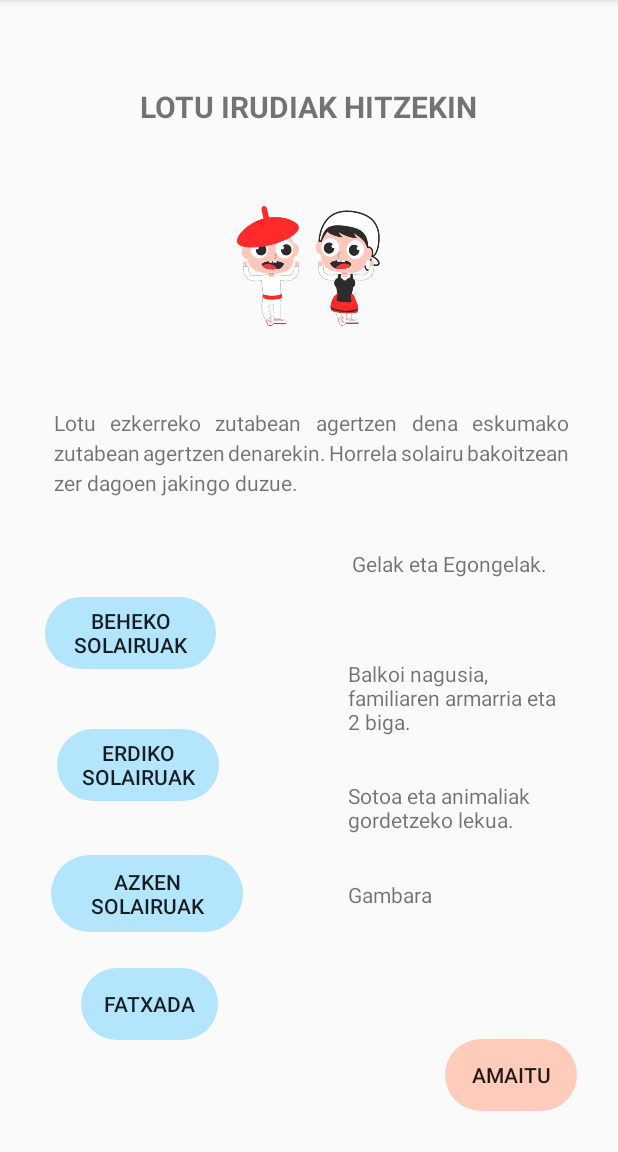
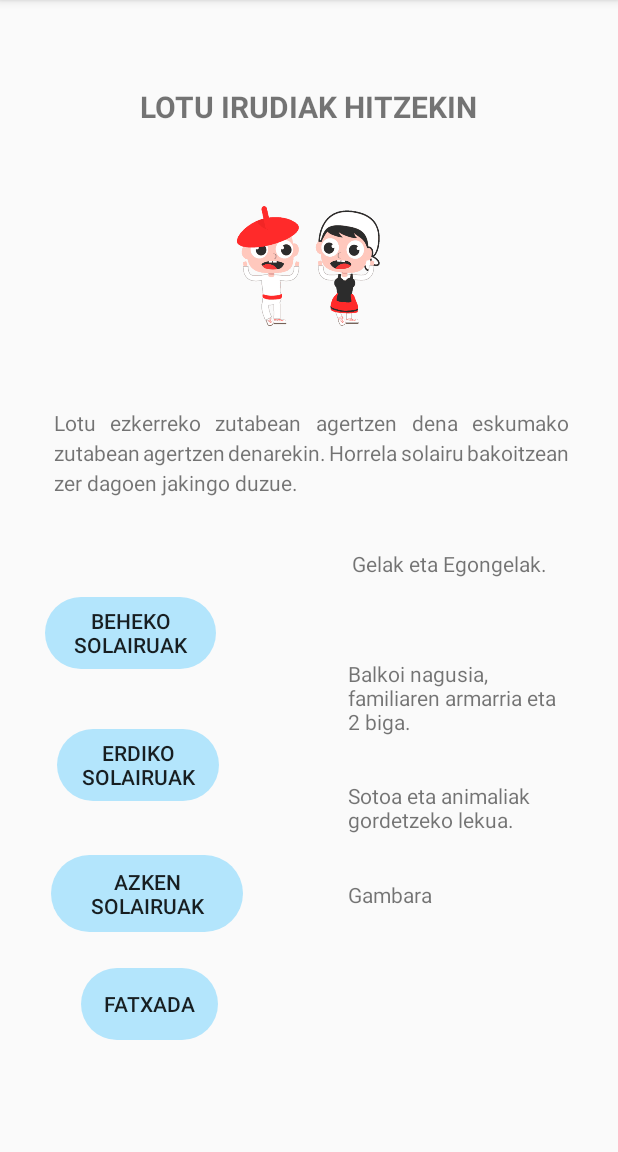
Before and after one commit to Oskar36/BalmApp, an Android app: the fragment f_jauregi_unirjuego placed in its activity, on a phone screen of 412 x 824 dp, the part 84-1236 px from its top. Run offline under Robolectric (Android 15) with nearby library versions, the phone set to English and light mode, and no system bars.

Commit message:
jaurregi y kolitza unir done

```diff
--- a/app/src/main/java/com/example/balmapp/Linea.kt
+++ b/app/src/main/java/com/example/balmapp/Linea.kt
@@ -67,8 +67,8 @@ class Linea @JvmOverloads constructor(context: Context?, attrs: AttributeSet? =
                         //img.background=resources.getDrawable(R.drawable.borde)
                         //button.isClickable=false
                         texto.isClickable=false
-                        NavFrag.contador++
-                        if(NavFrag.contador==4){
+                        NavFrag.contador--
+                        if(NavFrag.contador==0){
                             NavFrag.mostrarDialogoPersonalizado(layoutInflater!!,context!!,activity!!,view!!)
                         }
                     }else{
--- a/app/src/main/java/com/example/balmapp/NavFrag.kt
+++ b/app/src/main/java/com/example/balmapp/NavFrag.kt
@@ -140,7 +140,7 @@ class NavFrag {
             }
         }
         fun mostrarDialogoPersonalizado(layoutInflater:LayoutInflater,context: Context,activity:FragmentActivity,view: View){
-            Sharedapp.gune.gune="3.Gunea 2"
+
             AlertDialog.Builder(context, R.style.DialogBasicCustomStyle)
                 .setView(layoutInflater.inflate(R.layout.l_dialogofindejuego,null))
                 .setPositiveButton(R.string.txt_finalizar,
--- a/app/src/main/java/com/example/balmapp/f_jauregi_unir.kt
+++ b/app/src/main/java/com/example/balmapp/f_jauregi_unir.kt
@@ -32,8 +32,9 @@ class f_jauregi_unirjuego : Fragment() {
         return  binding.root
     }
     override fun onActivityCreated(savedInstanceState: Bundle?) {
+        Sharedapp.gune.gune="3.Gunea 2"
         super.onActivityCreated(savedInstanceState)
-        NavFrag.contador=0
+        NavFrag.contador=4
         //inicio de la animacion
         NavFrag.atras_lugar="Juego2"
         NavFrag.animacion_dantzaris(binding.imglogo)
@@ -56,12 +57,7 @@ class f_jauregi_unirjuego : Fragment() {
                 NavFrag.animacion_dantzaris(binding.imglogo)
             }
         }
-        binding.btnfinalizarjauregi.setOnClickListener {
-            //Abrir fragment repetir juego
-            mediaplayer!!.stop()
-            Sharedapp.gune.gune="3.Gunea 2"
-            mostrarDialogoPersonalizado()
-        }
+
         binding.txtTextoBehekoSolairuak.setOnClickListener{
             crearLinea(binding.txtTextoBehekoSolairuak,binding.txtTextoGelakEgongelak)
         }
--- a/app/src/main/java/com/example/balmapp/f_kolitza_sopaletras.kt
+++ b/app/src/main/java/com/example/balmapp/f_kolitza_sopaletras.kt
@@ -446,6 +446,7 @@ class f_kolitza_juego_sopaletras : Fragment() {
             }
         }
     }
+
     companion object {
         const val vocabulary = "ABCDEFGHIJKLMOPQRSTUVWSYZ"
         const val numWords = 6
@@ -467,4 +468,5 @@ class f_kolitza_juego_sopaletras : Fragment() {
             return words
         }
     }
+
 }
--- a/app/src/main/res/layout/l_jauregi_unir.xml
+++ b/app/src/main/res/layout/l_jauregi_unir.xml
@@ -32,17 +32,6 @@
         app:layout_constraintHorizontal_bias="0.529"
         app:layout_constraintStart_toStartOf="parent"
         app:layout_constraintTop_toBottomOf="@+id/imglogo" />
-
-    <Button
-        android:id="@+id/btnfinalizarjauregi"
-        style="@style/botones"
-        android:layout_width="wrap_content"
-        android:layout_height="wrap_content"
-        android:text="@string/txt_finalizar"
-        app:layout_constraintBottom_toBottomOf="parent"
-        app:layout_constraintEnd_toEndOf="parent" />
-
-
     <ImageButton
         android:id="@+id/imglogo"
         style="@style/medidas_dantzaris"
```
Also changed, not shown: app/src/main/java/com/example/balmapp/f_kolitzaunir.kt (+46 -6 lines), app/src/main/res/layout/l_kolitzaunir.xml (+14 -14 lines).
